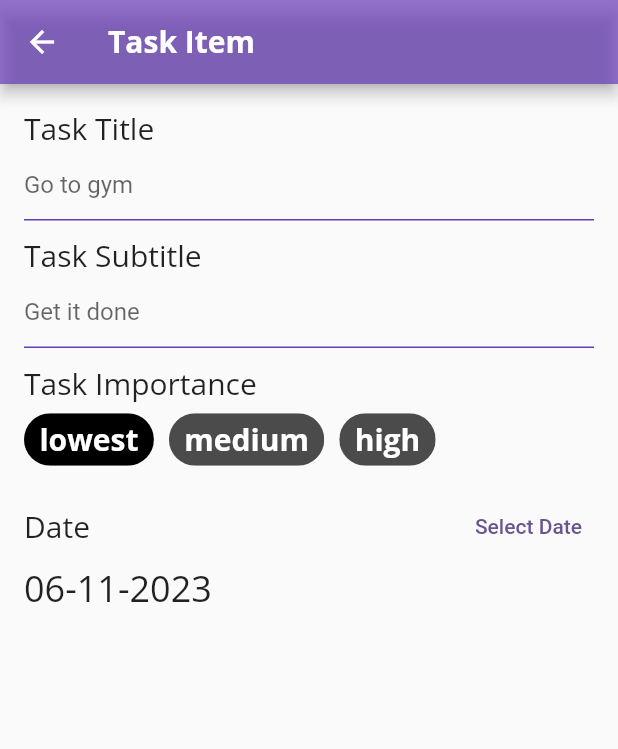
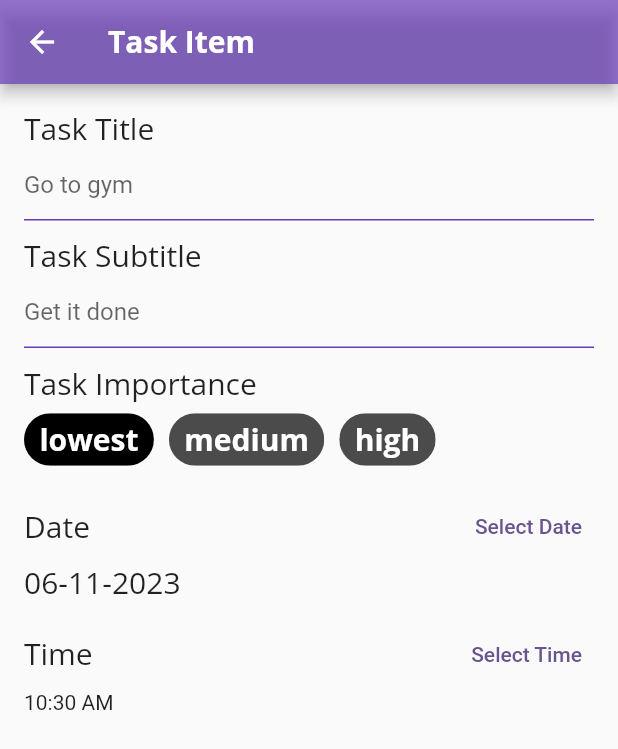
Before and after one commit to piperfresh/task-manager, a Flutter app: the screen it shows after launch, after a tap on the "add" icon, on a phone screen of 412 x 824 dp. Shown: the top 749 px of the screen. Run offline on Flutter 3.47's test engine with Material 2 defaults, Android fonts, the phone set to English and light mode, and no system bars; our stand-ins replace flutter_riverpod, google_fonts.

Commit message:
build Time

```diff
--- a/lib/screens/tasks_item_screen.dart
+++ b/lib/screens/tasks_item_screen.dart
@@ -197,8 +197,38 @@ class _TasksItemScreenState extends State<TasksItemScreen> {
         ),
         Text(
           DateFormat('dd-MM-yyyy').format(_dueDate),
-          style: GoogleFonts.openSans(fontSize: 24),
+          style: GoogleFonts.openSans(fontSize: 20),
         ),
+      ],
+    );
+  }
+
+  Widget buildTime() {
+    return Column(
+      crossAxisAlignment: CrossAxisAlignment.start,
+      children: [
+        Row(
+          mainAxisAlignment: MainAxisAlignment.spaceBetween,
+          children: [
+            Text(
+              'Time',
+              style: GoogleFonts.openSans(fontSize: 20),
+            ),
+            TextButton(
+                onPressed: () async {
+                  final currentTime = TimeOfDay.now();
+                  final pickedTime = await showTimePicker(
+                      context: context, initialTime: currentTime);
+                  setState(() {
+                    if (pickedTime != null) {
+                      _timeOfDay = pickedTime;
+                    }
+                  });
+                },
+                child: Text('Select Time'))
+          ],
+        ),
+        Text(_timeOfDay.format(context)),
       ],
     );
   }
@@ -222,7 +252,9 @@ class _TasksItemScreenState extends State<TasksItemScreen> {
             AppSpacer.smallVerticalSpacing,
             buildImportance(),
             AppSpacer.smallVerticalSpacing,
-            buildDate()
+            buildDate(),
+            AppSpacer.smallVerticalSpacing,
+            buildTime(),
           ],
         ),
       ),
```
